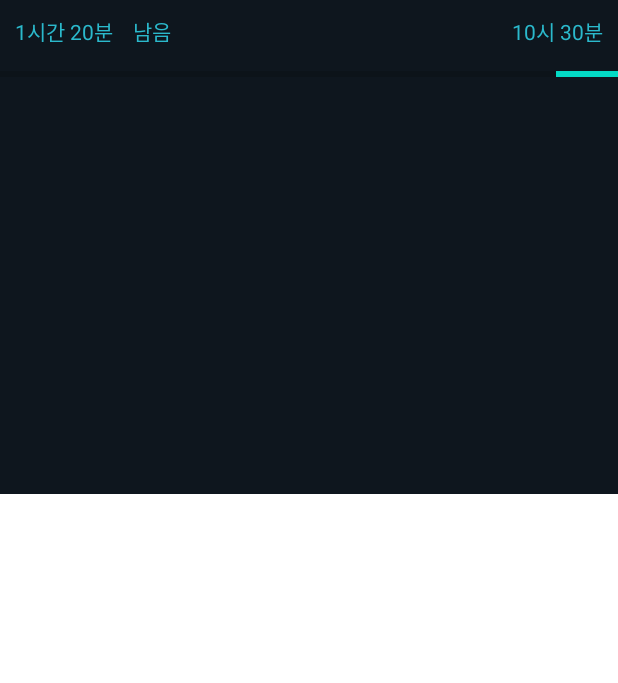
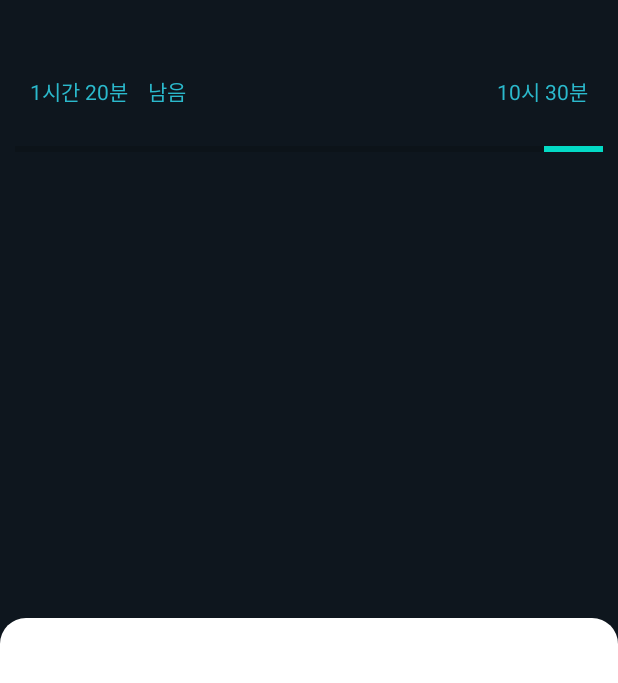
Before and after one commit to KOREAparksh/MakerThon, an Android app: the layout fragment_smart_key.xml on its own in the app's theme, with its tools: preview values and no code run, on a phone screen of 412 x 824 dp. Shown: the top 683 px of the screen. Run offline under Robolectric (Android 15) with nearby library versions, the phone set to English and light mode, and no system bars.

Commit message:
[temp]make main Activity and design
make main Activity with three Fragment and bottonNavigationView
add smartKey Fragment view design

```diff
--- a/app/src/main/res/drawable/ic_baseline_dehaze_24.xml
+++ b/app/src/main/res/drawable/ic_baseline_dehaze_24.xml
@@ -1,5 +1,5 @@
-<vector android:height="24dp" android:tint="#FFFFFF"
+<vector android:height="40dp" android:tint="#333333"
     android:viewportHeight="24" android:viewportWidth="24"
-    android:width="24dp" xmlns:android="http://schemas.android.com/apk/res/android">
+    android:width="40dp" xmlns:android="http://schemas.android.com/apk/res/android">
     <path android:fillColor="@android:color/white" android:pathData="M2,15.5v2h20v-2L2,15.5zM2,10.5v2h20v-2L2,10.5zM2,5.5v2h20v-2L2,5.5z"/>
 </vector>
--- /dev/null
+++ b/app/src/main/res/drawable/round_rectangle.xml
@@ -0,0 +1,9 @@
+<?xml version="1.0" encoding="utf-8"?>
+<shape xmlns:android="http://schemas.android.com/apk/res/android"
+
+    android:shape="rectangle" >
+    <solid android:color="#FFF" />
+    <corners
+        android:topLeftRadius="17dp"
+        android:topRightRadius="17dp" />
+</shape>
--- a/app/src/main/res/layout/activity_main.xml
+++ b/app/src/main/res/layout/activity_main.xml
@@ -27,12 +27,13 @@
     <com.google.android.material.bottomnavigation.BottomNavigationView
         android:id="@+id/bottom_navi"
         android:layout_width="match_parent"
-        android:layout_height="70dp"
+        android:layout_height="wrap_content"
         app:layout_constraintTop_toBottomOf="@id/frameLayout"
         app:layout_constraintBottom_toBottomOf="parent"
         app:itemTextColor="@color/item_color"
         app:itemIconTint="@color/item_color"
-        app:menu="@menu/navigation_item"/>
+        app:labelVisibilityMode="unlabeled"
+        app:menu="@menu/navigation_item" />
 
 
 
--- a/app/src/main/res/layout/fragment_smart_key.xml
+++ b/app/src/main/res/layout/fragment_smart_key.xml
@@ -11,17 +11,19 @@
     <LinearLayout
         android:layout_width="match_parent"
         android:layout_height="0dp"
-        android:layout_weight="4"
+        android:layout_weight="5"
         android:orientation="vertical">
 
         <LinearLayout
             android:layout_width="match_parent"
-            android:layout_height="wrap_content">
+            android:layout_height="wrap_content"
+            android:layout_marginTop="40dp">
 
             <LinearLayout
                 android:layout_width="wrap_content"
-                android:layout_height="wrap_content"
+                android:layout_height="match_parent"
                 android:orientation="horizontal"
+                android:layout_marginLeft="10dp"
                 android:padding="10dp">
 
                 <TextView
@@ -42,6 +44,7 @@
                 android:layout_height="wrap_content"
                 android:gravity="right"
                 android:orientation="horizontal"
+                android:layout_marginRight="10dp"
                 android:padding="10dp">
 
                 <TextView
@@ -58,9 +61,10 @@
             style="@style/Widget.AppCompat.ProgressBar.Horizontal"
             android:layout_width="match_parent"
             android:layout_height="wrap_content"
-            android:backgroundTint="#3b4447"
+            android:layout_marginTop="10dp"
+            android:layout_marginLeft="10dp"
+            android:layout_marginRight="10dp"
             android:indeterminate="false"
-            android:indeterminateTint="@android:color/holo_red_dark"
             android:progress="10"
             android:rotation="180" />
 
@@ -69,8 +73,8 @@
     <LinearLayout
         android:layout_width="match_parent"
         android:layout_height="0dp"
-        android:background="#ffffff"
-        android:layout_weight="6">
+        android:background="@drawable/round_rectangle"
+        android:layout_weight="5">
 
     </LinearLayout>
 
```
Also changed, not shown: app/src/main/java/com/practice/yeonda_makerthon/MainActivity.java (+54 -1 lines), app/src/main/res/menu/navigation_item.xml (+3 -7 lines).
